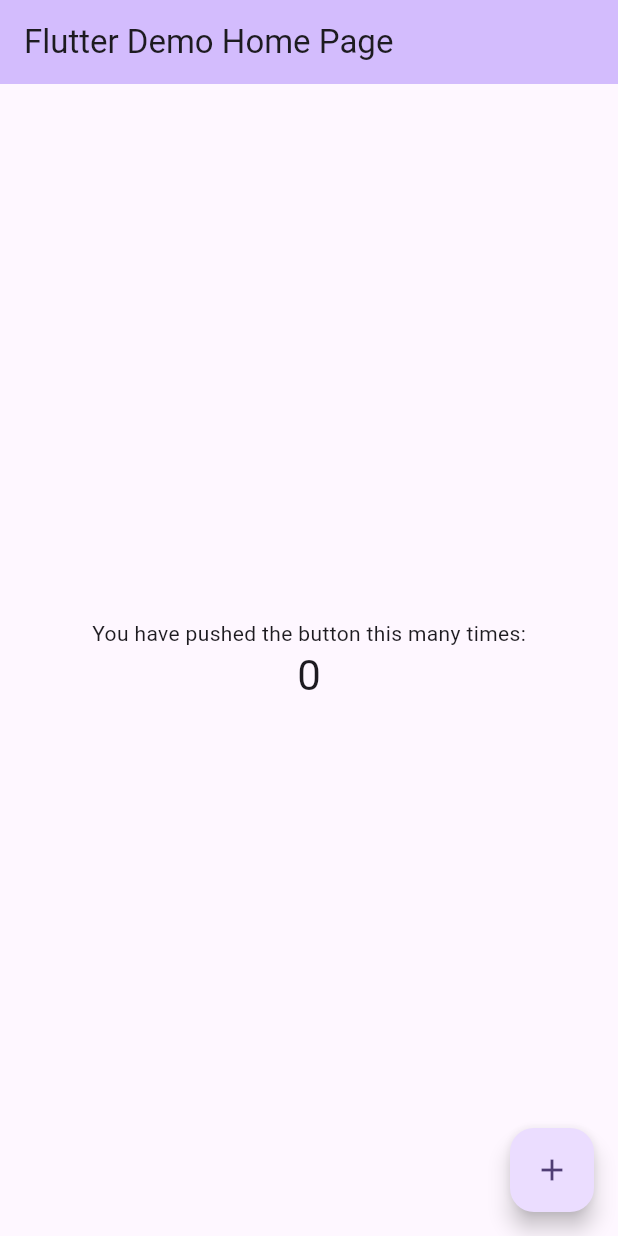
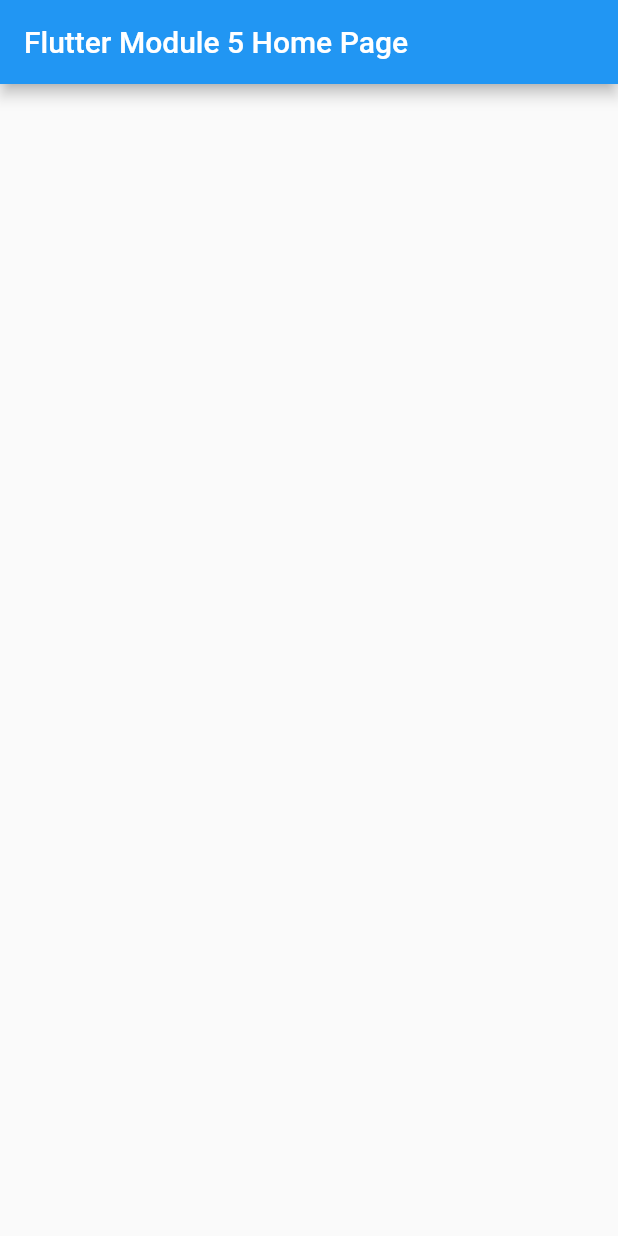
Before and after one commit to csearafat01/flutter_module_5, a Flutter app: the screen it shows after launch, on a phone screen of 412 x 824 dp. Run offline on Flutter 3.47's test engine with Material 2 defaults, Android fonts, the phone set to English and light mode, and no system bars.

Commit message:
Module 5

```diff
--- a/lib/main.dart
+++ b/lib/main.dart
@@ -10,43 +10,16 @@ class MyApp extends StatelessWidget {
   // This widget is the root of your application.
   @override
   Widget build(BuildContext context) {
-    return MaterialApp(
-      title: 'Flutter Demo',
-      theme: ThemeData(
-        // This is the theme of your application.
-        //
-        // TRY THIS: Try running your application with "flutter run". You'll see
-        // the application has a blue toolbar. Then, without quitting the app,
-        // try changing the seedColor in the colorScheme below to Colors.green
-        // and then invoke "hot reload" (save your changes or press the "hot
-        // reload" button in a Flutter-supported IDE, or press "r" if you used
-        // the command line to start the app).
-        //
-        // Notice that the counter didn't reset back to zero; the application
-        // state is not lost during the reload. To reset the state, use hot
-        // restart instead.
-        //
-        // This works for code too, not just values: Most code changes can be
-        // tested with just a hot reload.
-        colorScheme: ColorScheme.fromSeed(seedColor: Colors.deepPurple),
-        useMaterial3: true,
-      ),
-      home: const MyHomePage(title: 'Flutter Demo Home Page'),
+    return const MaterialApp(
+      debugShowCheckedModeBanner: false,
+      title: 'Flutter Module 5',
+      home: MyHomePage(title: 'Flutter Module 5 Home Page'),
     );
   }
 }
 
 class MyHomePage extends StatefulWidget {
   const MyHomePage({super.key, required this.title});
-
-  // This widget is the home page of your application. It is stateful, meaning
-  // that it has a State object (defined below) that contains fields that affect
-  // how it looks.
-
-  // This class is the configuration for the state. It holds the values (in this
-  // case the title) provided by the parent (in this case the App widget) and
-  // used by the build method of the State. Fields in a Widget subclass are
-  // always marked "final".
 
   final String title;
 
@@ -55,71 +28,15 @@ class MyHomePage extends StatefulWidget {
 }
 
 class _MyHomePageState extends State<MyHomePage> {
-  int _counter = 0;
-
-  void _incrementCounter() {
-    setState(() {
-      // This call to setState tells the Flutter framework that something has
-      // changed in this State, which causes it to rerun the build method below
-      // so that the display can reflect the updated values. If we changed
-      // _counter without calling setState(), then the build method would not be
-      // called again, and so nothing would appear to happen.
-      _counter++;
-    });
-  }
 
   @override
   Widget build(BuildContext context) {
-    // This method is rerun every time setState is called, for instance as done
-    // by the _incrementCounter method above.
-    //
-    // The Flutter framework has been optimized to make rerunning build methods
-    // fast, so that you can just rebuild anything that needs updating rather
-    // than having to individually change instances of widgets.
+
     return Scaffold(
       appBar: AppBar(
-        // TRY THIS: Try changing the color here to a specific color (to
-        // Colors.amber, perhaps?) and trigger a hot reload to see the AppBar
-        // change color while the other colors stay the same.
-        backgroundColor: Theme.of(context).colorScheme.inversePrimary,
-        // Here we take the value from the MyHomePage object that was created by
-        // the App.build method, and use it to set our appbar title.
+
         title: Text(widget.title),
       ),
-      body: Center(
-        // Center is a layout widget. It takes a single child and positions it
-        // in the middle of the parent.
-        child: Column(
-          // Column is also a layout widget. It takes a list of children and
-          // arranges them vertically. By default, it sizes itself to fit its
-          // children horizontally, and tries to be as tall as its parent.
-          //
-          // Column has various properties to control how it sizes itself and
-          // how it positions its children. Here we use mainAxisAlignment to
-          // center the children vertically; the main axis here is the vertical
-          // axis because Columns are vertical (the cross axis would be
-          // horizontal).
-          //
-          // TRY THIS: Invoke "debug painting" (choose the "Toggle Debug Paint"
-          // action in the IDE, or press "p" in the console), to see the
-          // wireframe for each widget.
-          mainAxisAlignment: MainAxisAlignment.center,
-          children: <Widget>[
-            const Text(
-              'You have pushed the button this many times:',
-            ),
-            Text(
-              '$_counter',
-              style: Theme.of(context).textTheme.headlineMedium,
-            ),
-          ],
-        ),
-      ),
-      floatingActionButton: FloatingActionButton(
-        onPressed: _incrementCounter,
-        tooltip: 'Increment',
-        child: const Icon(Icons.add),
-      ), // This trailing comma makes auto-formatting nicer for build methods.
     );
   }
 }
```
